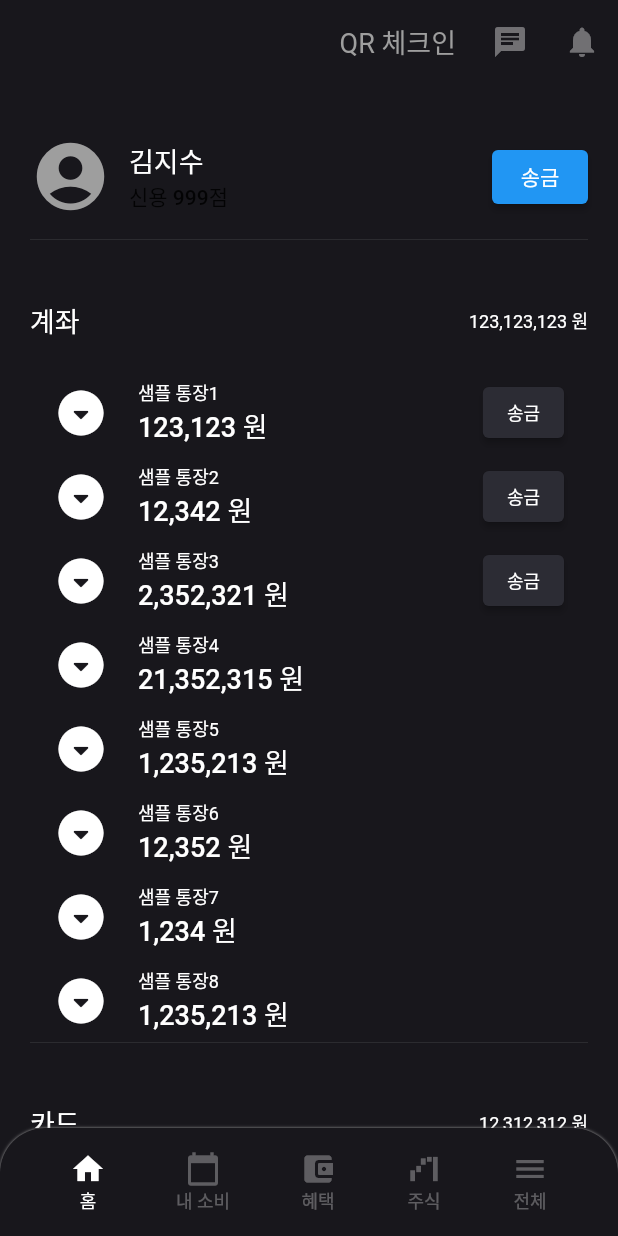
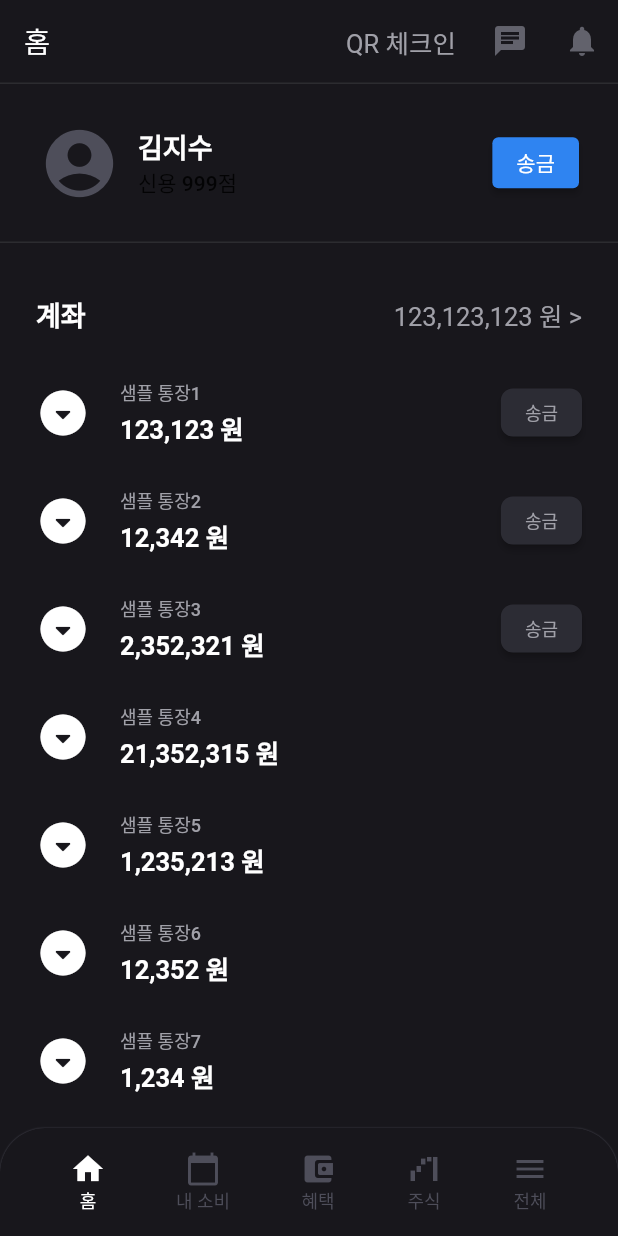
Before and after one commit to ISHNN032/toss-clone, a Flutter app: the screen it shows after launch, on a phone screen of 412 x 824 dp. Run offline on Flutter 3.47's test engine with Material 2 defaults, Android fonts, the phone set to English and light mode, and no system bars; Roboto replaces fonts that are missing (SpoqaHanSansNeo).

Commit message:
design: layout, color 디테일 개선

```diff
--- a/lib/data.dart
+++ b/lib/data.dart
@@ -31,8 +31,6 @@ List<MenuPageItem> getMenuPageItemList(MenuItemType type) {
               Icons.arrow_drop_down_circle_rounded, "샘플 통장6", 12352, false),
           MenuPageItem(MenuItemType.ACCOUNT,
               Icons.arrow_drop_down_circle_rounded, "샘플 통장7", 1234, false),
-          MenuPageItem(MenuItemType.ACCOUNT,
-              Icons.arrow_drop_down_circle_rounded, "샘플 통장8", 1235213, false),
         ];
       }
     case MenuItemType.CARD:
@@ -49,10 +47,10 @@ List<MenuPageItem> getMenuPageItemList(MenuItemType type) {
     case MenuItemType.INSURANCE:
       {
         return <MenuPageItem>[
-          MenuPageItem(MenuItemType.INSURANCE, Icons.add_circle, "샘플 보험1",
-              2345, false),
-          MenuPageItem(MenuItemType.INSURANCE, Icons.add_circle, "샘플 보험2",
-              34555, false),
+          MenuPageItem(
+              MenuItemType.INSURANCE, Icons.add_circle, "샘플 보험1", 2345, false),
+          MenuPageItem(
+              MenuItemType.INSURANCE, Icons.add_circle, "샘플 보험2", 34555, false),
         ];
       }
   }
--- a/lib/main.dart
+++ b/lib/main.dart
@@ -5,6 +5,7 @@ import 'package:toss_clone/pages/consume/consumepage.dart';
 import 'package:toss_clone/pages/home/homepage.dart';
 import 'package:toss_clone/pages/menu/menupage.dart';
 import 'package:toss_clone/pages/stock/stockpage.dart';
+import 'package:toss_clone/style.dart';
 
 void main() {
   runApp(Application());
@@ -17,28 +18,23 @@ class Application extends StatelessWidget {
     return MaterialApp(
       title: '토스',
       themeMode: ThemeMode.dark,
-      theme: ThemeData(
-        primarySwatch: Colors.blue,
-        brightness: Brightness.light,
-      ),
       darkTheme: ThemeData(
-          fontFamily: 'SpoqaHanSansNeo',
-          primaryColor: Colors.blue,
-          scaffoldBackgroundColor: Color.fromRGBO(24, 23, 28, 1),
+          primaryColor: colorAssent,
+          scaffoldBackgroundColor: colorBackGround,
           brightness: Brightness.dark,
           accentTextTheme: TextTheme(
-                  bodyText1:
-                      TextStyle(fontSize: 16, fontWeight: FontWeight.w400))
-              .apply(bodyColor: Colors.blue),
+            bodyText1: TextStyle(fontSize: 16, fontWeight: FontWeight.w400),
+          ).apply(bodyColor: colorAssent),
           primaryTextTheme: TextTheme(
-                  bodyText1:
-                      TextStyle(fontSize: 18, fontWeight: FontWeight.w500),
-                  bodyText2:
-                      TextStyle(fontSize: 12, fontWeight: FontWeight.w400),
-                  button:
-                      TextStyle(fontSize: 14, fontWeight: FontWeight.w500),
-          )
-              .apply(bodyColor: Colors.white)),
+            bodyText1: TextStyle(
+                fontSize: 18, fontWeight: FontWeight.w700, color: Colors.white),
+            bodyText2: TextStyle(
+                fontSize: 17,
+                fontWeight: FontWeight.w400,
+                color: colorTextToneDown),
+            button: TextStyle(
+                fontSize: 12, fontWeight: FontWeight.w500, color: Colors.white),
+          )),
       home: MainNavigation(),
     );
   }
@@ -78,9 +74,9 @@ class _MainNavigationState extends State<MainNavigation> {
           color: Theme.of(context).scaffoldBackgroundColor,
           boxShadow: [
             BoxShadow(
-              color: Colors.grey,
-              offset: Offset(0.0, 0.2), //(x,y)
-              blurRadius: 1.0,
+              color: colorNavigationDisabled,
+              offset: Offset(0.0, 0.1), //(x,y)
+              blurRadius: 0.1,
             ),
           ],
         ),
@@ -134,15 +130,21 @@ class _MainNavigationState extends State<MainNavigation> {
           selectedItem = item;
         });
       },
-      child: AnimatedOpacity(
+      child: AnimatedContainer(
         duration: Duration(milliseconds: 300),
-        opacity: selectedItem == item ? 1.0 : 0.3,
         child: Column(
           mainAxisAlignment: MainAxisAlignment.center,
           children: <Widget>[
-            Icon(item.icon),
+            Icon(
+              item.icon,
+              color:
+                  selectedItem == item ? Colors.white : colorNavigationDisabled,
+            ),
             Text(item.title,
-                style: Theme.of(context).primaryTextTheme.bodyText2),
+                style: Theme.of(context).primaryTextTheme.button!.apply(
+                    color: selectedItem == item
+                        ? Colors.white
+                        : colorNavigationDisabled)),
           ],
         ),
       ),
--- a/lib/pages/home/components/creditmenu.dart
+++ b/lib/pages/home/components/creditmenu.dart
@@ -1,5 +1,7 @@
 import 'package:flutter/cupertino.dart';
 import 'package:flutter/material.dart';
+
+import '../../../style.dart';
 
 class CreditMenu extends StatefulWidget {
   _CreditMenu createState() => _CreditMenu();
@@ -9,11 +11,11 @@ class _CreditMenu extends State<CreditMenu> {
   @override
   Widget build(BuildContext context) {
     return Container(
-        height: 84,
-        margin: EdgeInsets.all(20.0),
+        height: 106,
+        padding: EdgeInsets.all(26),
         decoration: BoxDecoration(
           border: Border(
-            bottom: BorderSide(width: 0.1, color: Colors.grey),
+            bottom: BorderSide(width: 1, color: colorLine),
           ),
           color: Theme.of(context).scaffoldBackgroundColor,
         ),
@@ -24,7 +26,7 @@ class _CreditMenu extends State<CreditMenu> {
               Icon(
                 Icons.account_circle_rounded,
                 size: 54,
-                color: Colors.grey,
+                color: colorNavigationDisabled,
               ),
               SizedBox(
                 width: 12,
@@ -45,10 +47,11 @@ class _CreditMenu extends State<CreditMenu> {
               )
             ]),
             ElevatedButton(
+              style: primaryButtonStyle,
               onPressed: remitPressed,
               child: Text(
                 "송금",
-                style: Theme.of(context).primaryTextTheme.button,
+                style: primaryButtonTextStyle,
               ),
             )
           ],
--- a/lib/pages/home/components/listmenu.dart
+++ b/lib/pages/home/components/listmenu.dart
@@ -2,16 +2,12 @@ import 'package:flutter/cupertino.dart';
 import 'package:flutter/material.dart';
 import 'package:intl/intl.dart';
 import '../../../data.dart';
+import '../../../style.dart';
 
-final ButtonStyle raisedButtonStyle = ElevatedButton.styleFrom(
-  onPrimary: Colors.white,
-  primary: Color.fromRGBO(44, 44, 52, 1),
-  minimumSize: Size(36, 34),
-  padding: EdgeInsets.symmetric(horizontal: 16),
-  shape: const RoundedRectangleBorder(
-    borderRadius: BorderRadius.all(Radius.circular(4)),
-  ),
-);
+final TextStyle itemTitleStyle = TextStyle(
+    fontSize: 12, fontWeight: FontWeight.w500, color: colorTextToneDown);
+final TextStyle itemValueStyle =
+    TextStyle(fontSize: 17, fontWeight: FontWeight.w600, color: Colors.white);
 
 class ListMenu extends StatefulWidget {
   _ListMenu createState() => _ListMenu();
@@ -26,6 +22,7 @@ class _ListMenu extends State<ListMenu> {
   @override
   Widget build(BuildContext context) {
     return Column(
+      crossAxisAlignment: CrossAxisAlignment.start,
       children: [
         _buildList(accountItems, "계좌", 123123123),
         _buildList(cardItems, "카드", 12312312),
@@ -36,18 +33,16 @@ class _ListMenu extends State<ListMenu> {
 
   Widget _buildList(List<MenuPageItem> list, String title, int value) {
     return Container(
-      margin: EdgeInsets.all(20.0),
+      padding: EdgeInsets.symmetric(vertical: 18),
       decoration: BoxDecoration(
         border: Border(
-          bottom: BorderSide(width: 0.1, color: Colors.grey),
+          bottom: BorderSide(width: 1, color: colorLine),
         ),
       ),
       child: Column(
+        crossAxisAlignment: CrossAxisAlignment.start,
         children: [
           _buildColumnHeader(title, value),
-          SizedBox(
-            height: 20,
-          ),
           Column(
             children:
                 List.generate(list.length, (index) => _buildRow(list[index])),
@@ -59,10 +54,13 @@ class _ListMenu extends State<ListMenu> {
 
   Widget _buildColumnHeader(String title, int value) {
     String formattedValue =
-        "${NumberFormat.simpleCurrency(locale: "ko_KR", decimalDigits: 0, name: "")
-            .format(value)} 원";
+        "${NumberFormat.simpleCurrency(locale: "ko_KR", decimalDigits: 0, name: "").format(value)} 원 >";
 
-    return Row(mainAxisAlignment: MainAxisAlignment.spaceBetween, children: [
+    return Container(
+        margin: EdgeInsets.symmetric(vertical: 16),
+        padding: EdgeInsets.symmetric(horizontal: 24),
+        child:
+            Row(mainAxisAlignment: MainAxisAlignment.spaceBetween, children: [
           Text(
             title,
             style: Theme.of(context).primaryTextTheme.bodyText1,
@@ -71,24 +69,23 @@ class _ListMenu extends State<ListMenu> {
             formattedValue,
             style: Theme.of(context).primaryTextTheme.bodyText2,
           ),
-    ]);
+        ]));
   }
 
   Widget _buildRow(MenuPageItem item) {
     String formattedValue =
-        "${NumberFormat.simpleCurrency(locale: "ko_KR", decimalDigits: 0, name: "")
-        .format(item.value)} 원";
+        "${NumberFormat.simpleCurrency(locale: "ko_KR", decimalDigits: 0, name: "").format(item.value)} 원";
 
     Widget trailing = SizedBox(
-      width: 10,
+      width: 12,
     );
     if (item.available) {
       switch (item.type) {
         case MenuItemType.ACCOUNT:
           trailing = ElevatedButton(
-            style: raisedButtonStyle,
+            style: rowButtonStyle,
             onPressed: onPressed,
-            child: Text("송금", style: Theme.of(context).primaryTextTheme.bodyText2),
+            child: Text("송금", style: rowButtonTextStyle),
           );
           break;
         case MenuItemType.CARD:
@@ -100,26 +97,34 @@ class _ListMenu extends State<ListMenu> {
       }
     }
 
-    return ListTile(
+    return Container(
+        child: ListTile(
+      contentPadding: EdgeInsets.fromLTRB(24, 8, 24, 8),
       title: Column(
         crossAxisAlignment: CrossAxisAlignment.start,
         children: [
           Text(
             item.title,
-            style: Theme.of(context).primaryTextTheme.bodyText2,
+            style: itemTitleStyle,
+          ),
+          SizedBox(
+            height: 2,
           ),
           Text(
             formattedValue,
-            style: Theme.of(context).primaryTextTheme.bodyText1,
+            style: itemValueStyle,
           ),
         ],
       ),
-      leading: Icon(item.icon, size: 36,),
+      leading: Icon(
+        item.icon,
+        size: 36,
+      ),
       trailing: trailing,
       onTap: () {
         setState(() {});
       },
-    );
+    ));
   }
 
   void onPressed() {}
--- a/lib/pages/home/homepage.dart
+++ b/lib/pages/home/homepage.dart
@@ -2,6 +2,7 @@ import 'package:flutter/cupertino.dart';
 import 'package:flutter/material.dart';
 import 'package:toss_clone/pages/home/components/listmenu.dart';
 
+import '../../style.dart';
 import 'components/creditmenu.dart';
 
 class HomePage extends StatefulWidget {
@@ -9,70 +10,32 @@ class HomePage extends StatefulWidget {
 }
 
 class _HomePage extends State<HomePage> {
-  late ScrollController _scrollController;
-  bool lastStatus = true;
-
-  _scrollListener() {
-    if (isShrink != lastStatus) {
-      setState(() {
-        lastStatus = isShrink;
-      });
-    }
-  }
-
-  bool get isShrink {
-    return _scrollController.hasClients &&
-        _scrollController.offset > (200 - kToolbarHeight);
-  }
-
-  @override
-  void initState() {
-    _scrollController = ScrollController();
-    _scrollController.addListener(_scrollListener);
-    super.initState();
-  }
-
-  @override
-  void dispose() {
-    _scrollController.removeListener(_scrollListener);
-    super.dispose();
-  }
-
   @override
   Widget build(BuildContext context) {
     return RefreshIndicator(
         child: CustomScrollView(
           physics: BouncingScrollPhysics(),
-          controller: _scrollController,
           slivers: <Widget>[
             SliverAppBar(
               pinned: true,
               bottom: PreferredSize(
                 child: Container(
-                  color: isShrink
-                      ? Colors.grey
-                      : Theme.of(context).scaffoldBackgroundColor,
-                  height: 0.1,
+                  color: colorLine,
+                  height: 1,
                 ),
                 preferredSize: Size.fromHeight(0),
               ),
               backgroundColor: Theme.of(context).scaffoldBackgroundColor,
               title: Text("홈",
                   style: TextStyle(
-                    color: isShrink
-                        ? null
-                        : Theme.of(context).scaffoldBackgroundColor,
-                    fontSize: 18.0,
-                    fontWeight: FontWeight.w700,
+                    fontSize: 19.0,
+                    fontWeight: FontWeight.w500,
                   )),
               actions: <Widget>[
                 Center(
                     child: Text(
                   "QR 체크인",
-                  style: TextStyle(
-                      fontFamily: "SpoqaHanSansNeo",
-                      fontSize: 18,
-                      color: Colors.grey),
+                  style: Theme.of(context).primaryTextTheme.bodyText2,
                 )),
                 SizedBox(
                   width: 12,
@@ -81,11 +44,14 @@ class _HomePage extends State<HomePage> {
                   onPressed: null,
                   icon: Icon(Icons.chat),
                   iconSize: 24,
+                  disabledColor: colorTopIcon,
                 ),
                 IconButton(
-                    onPressed: null,
-                    icon: Icon(Icons.notifications),
-                    iconSize: 24),
+                  onPressed: null,
+                  icon: Icon(Icons.notifications),
+                  iconSize: 24,
+                  disabledColor: colorTopIcon,
+                ),
               ],
             ),
             SliverToBoxAdapter(
--- /dev/null
+++ b/lib/style.dart
@@ -0,0 +1,33 @@
+import 'dart:ui';
+import 'package:flutter/material.dart';
+
+const colorBackGround = Color.fromRGBO(24, 23, 28, 1);
+const colorAssent = Color.fromRGBO(47, 132, 241, 1);
+const colorTopIcon = Color.fromRGBO(98, 98, 108, 1);
+const colorLine = Color.fromRGBO(44, 44, 48, 1);
+const colorNavigationDisabled = Color.fromRGBO(78, 78, 90, 1);
+const colorTextToneDown = Color.fromRGBO(160, 160, 168, 1);
+
+final ButtonStyle primaryButtonStyle = ElevatedButton.styleFrom(
+  onPrimary: Colors.white,
+  primary: colorAssent,
+  minimumSize: Size(38, 34),
+  padding: EdgeInsets.symmetric(horizontal: 16),
+  shape: const RoundedRectangleBorder(
+    borderRadius: BorderRadius.all(Radius.circular(4)),
+  ),
+);
+final TextStyle primaryButtonTextStyle =
+    TextStyle(fontSize: 14, fontWeight: FontWeight.w400, color: Colors.white);
+
+final ButtonStyle rowButtonStyle = ElevatedButton.styleFrom(
+  onPrimary: Colors.white,
+  primary: Color.fromRGBO(44, 44, 52, 1),
+  minimumSize: Size(36, 32),
+  padding: EdgeInsets.symmetric(horizontal: 16),
+  shape: const RoundedRectangleBorder(
+    borderRadius: BorderRadius.all(Radius.circular(8)),
+  ),
+);
+final TextStyle rowButtonTextStyle = TextStyle(
+    fontSize: 12, fontWeight: FontWeight.w500, color: colorTextToneDown);
```
Also changed, not shown: lib/colors.dart (deleted). Lines whose indentation alone changed are shown as unchanged.
